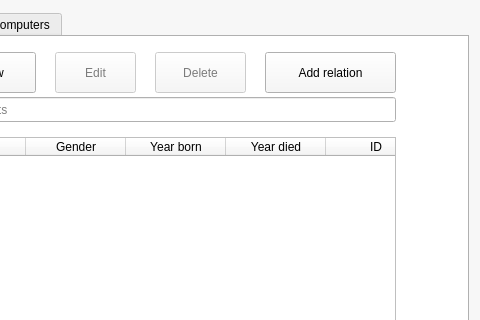
Old version of the form mainwindow.ui in the repository Hopur-50/Verkefni3; both pictures show x 108 to 588 and y 0 to 320 of the 588 by 672 pixel window.
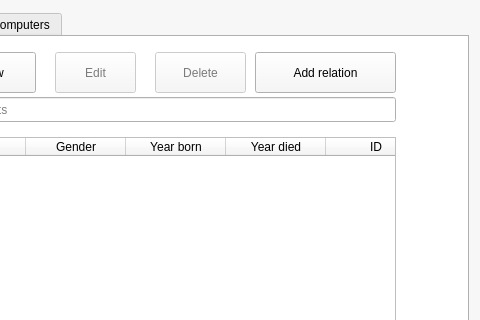
New version of the form. Icons and pictures are not drawn.

Commit message: LOKAHÖND Á KÓÐANN, VIÐ ROKKUM

```diff
--- a/mainwindow.ui
+++ b/mainwindow.ui
@@ -714,9 +714,9 @@
        <widget class="QPushButton" name="buttonAddRelationSci">
         <property name="geometry">
          <rect>
-          <x>360</x>
+          <x>350</x>
           <y>15</y>
-          <width>131</width>
+          <width>141</width>
           <height>41</height>
          </rect>
         </property>
```
Left out of the diff: 4 changed lines with no effect on the pictures. The commit also changes 2 other files.
